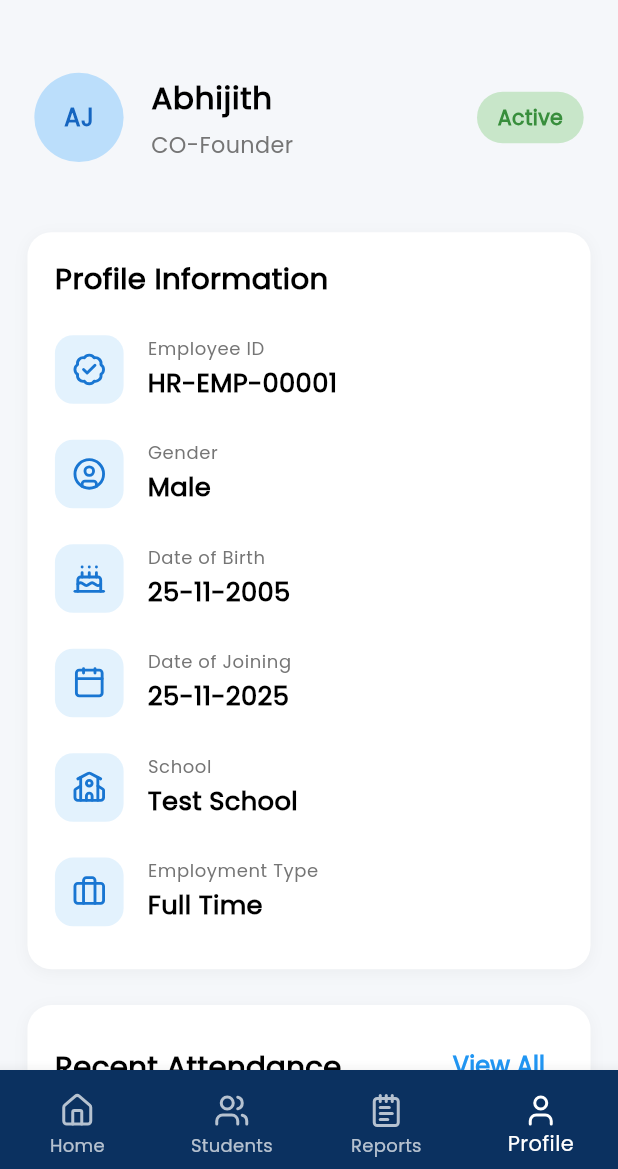
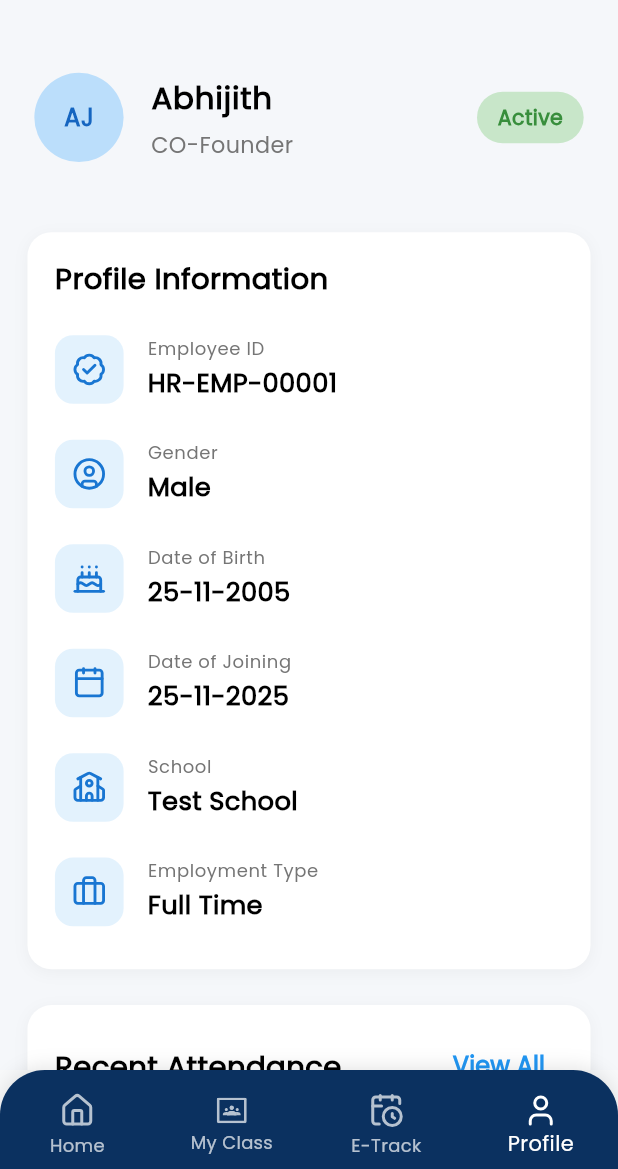
Before and after one commit to Pro-ject-dev/amrita_school, a Flutter app: the MainScaffold screen opened by its route, item 4 of the bottom bar chosen, on a phone screen of 412 x 824 dp, the part 67-1236 px from its top. Run offline on Flutter 3.47's test engine with Material 3 defaults, Android fonts, the phone set to English and light mode, and no system bars; our stand-ins replace dio, flutter_riverpod, flutter_screenutil, flutter_svg, freezed_annotation, go_router and 5 more; generated files the repository leaves out were written again; network calls fail; project files that could hold a hidden picture were left out.

Commit message:
Updated UI design, modified bottom bar, and changed icons

```diff
--- a/lib/core/features/home/presentation/viewmodel/home_state.dart
+++ b/lib/core/features/home/presentation/viewmodel/home_state.dart
@@ -16,6 +16,7 @@ abstract class HomeState with _$HomeState {
     required bool isInvidualChecked,
     required bool isChecked,
     required String date,
+    required String greetingText,
     String? error,
     required bool isCheckedSelectAll,
     @Default({}) Set<String> selectedIds,
@@ -32,7 +33,9 @@ abstract class HomeState with _$HomeState {
     isCheckedSelectAll: false,
     selectedIds: {},
     isIndividual: false,
-    isInvidualChecked: false
+    isInvidualChecked: false, greetingText: ''
+
+
 
   );
 }
--- a/lib/core/features/mainscaffold/presentation/view/mainscaffold_page.dart
+++ b/lib/core/features/mainscaffold/presentation/view/mainscaffold_page.dart
@@ -6,8 +6,8 @@ import 'package:amrita_vidhyalayam_teacher/core/features/student/presentation/vi
 import 'package:amrita_vidhyalayam_teacher/core/theme/strings/app_strings.dart';
 import 'package:flutter/material.dart';
 import 'package:flutter_riverpod/flutter_riverpod.dart';
+import 'package:flutter_svg/flutter_svg.dart';
 import 'package:lucide_icons_flutter/lucide_icons.dart';
-
 
 class MainScaffold extends ConsumerWidget {
   const MainScaffold({super.key});
@@ -17,24 +17,37 @@ class MainScaffold extends ConsumerWidget {
     final theme = Theme.of(context);
     final state = ref.watch(mainscaffoldProvider);
 
-    final pages = [
-      HomePage(),
-      StudentPage(),
-      ReportsPage(),
-      ProfilePage()
-    ];
+    final pages = [HomePage(), StudentPage(), ReportsPage(), ProfilePage()];
 
     return Scaffold(
-      body: IndexedStack(
-        index: state.currentIndex,
-        children: pages,
+      body: IndexedStack(index: state.currentIndex, children: pages),
+      bottomNavigationBar: Container(
+        decoration: BoxDecoration(
+          color: theme.primaryColor,
+          borderRadius: const BorderRadius.only(
+            topLeft: Radius.circular(30),
+            topRight: Radius.circular(30),
           ),
-      bottomNavigationBar: BottomNavigationBar(
+          boxShadow: [
+            BoxShadow(
+              color: Colors.black.withOpacity(0.1),
+              blurRadius: 10,
+              offset: const Offset(0, -2),
+            ),
+          ],
+        ),
+        child: ClipRRect(
+          borderRadius: const BorderRadius.only(
+            topLeft: Radius.circular(30),
+            topRight: Radius.circular(30),
+          ),
+          child: BottomNavigationBar(
             type: BottomNavigationBarType.fixed,
-        currentIndex:state.currentIndex ,
+            currentIndex: state.currentIndex,
             showSelectedLabels: true,
             showUnselectedLabels: true,
-        backgroundColor: theme.primaryColor,
+            backgroundColor: Colors.transparent,
+            elevation: 0,
             selectedItemColor: Colors.white,
             unselectedItemColor: Colors.white70,
             onTap: (index) {
@@ -51,14 +64,21 @@ class MainScaffold extends ConsumerWidget {
               BottomNavigationBarItem(
                 icon: Padding(
                   padding: const EdgeInsets.only(top: 8),
-              child: Icon(LucideIcons.users),
+                  child: SvgPicture.asset(
+                    'assets/images/myClass.svg',
+                    width: state.currentIndex == 1 ? 22 : 20,
+                    height: state.currentIndex == 1 ? 22 : 20,
+                    color: state.currentIndex == 1
+                        ? Colors.white
+                        : Colors.white70,
+                  ),
                 ),
                 label: AppStrings.b_nav_2,
               ),
               BottomNavigationBarItem(
                 icon: Padding(
                   padding: const EdgeInsets.only(top: 8),
-              child: Icon(LucideIcons.notepadText),
+                  child: Icon(LucideIcons.calendarClock),
                 ),
                 label: AppStrings.b_nav_3,
               ),
@@ -71,6 +91,8 @@ class MainScaffold extends ConsumerWidget {
               ),
             ],
           ),
+        ),
+      ),
     );
   }
 }
--- a/lib/core/theme/strings/app_strings.dart
+++ b/lib/core/theme/strings/app_strings.dart
@@ -7,8 +7,8 @@ class AppStrings {
   static const profileTitle = 'Profile';
 
   static const b_nav_1 = 'Home';
-  static const b_nav_2 = 'Students';
-  static const b_nav_3 = 'Reports';
+  static const b_nav_2 = 'My Class';
+  static const b_nav_3 = 'E-Track';
   static const b_nav_4 = 'Profile';
 
 
--- a/pubspec.yaml
+++ b/pubspec.yaml
@@ -47,6 +47,8 @@ dependencies:
   skeletonizer: ^2.1.0+1
   lucide_icons_flutter: ^3.1.6
   intl: ^0.20.2
+  animated_bottom_navigation_bar: ^1.3.3
+  google_nav_bar: ^5.0.6
 
 
 dev_dependencies:
```
Also changed, not shown: assets/images/hellojson.json (added, +1 -0 lines), lib/core/features/home/presentation/view/home_page.dart (+10 -2 lines), lib/core/features/home/presentation/viewmodel/home_viewmodel.dart (+21 -1 lines), lib/core/features/student/presentation/view/student_page.dart (+27 -10 lines), assets/icons/class.svg (added), assets/images/myClass.svg (added), lib/core/features/home/presentation/viewmodel/home_state.freezed.dart, lib/core/features/home/presentation/widgets/successDialog.dart (renamed from lib/core/features/home/presentation/widgets/successModalBottomSheet copy.dart), pubspec.lock. Lines whose indentation alone changed are shown as unchanged.
